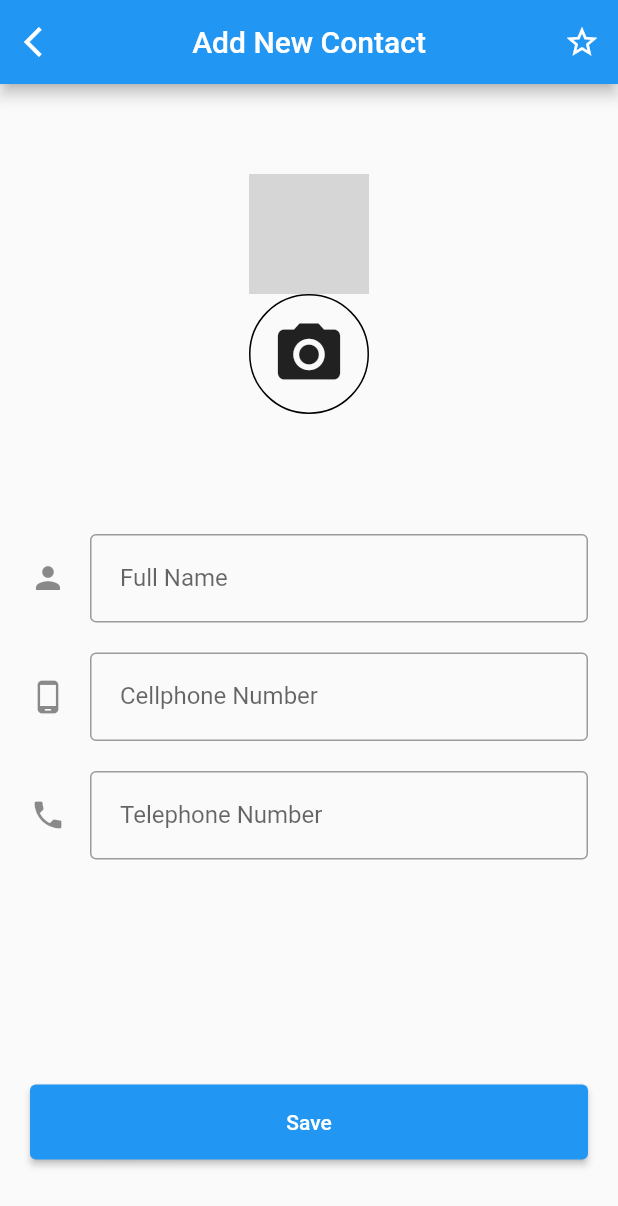
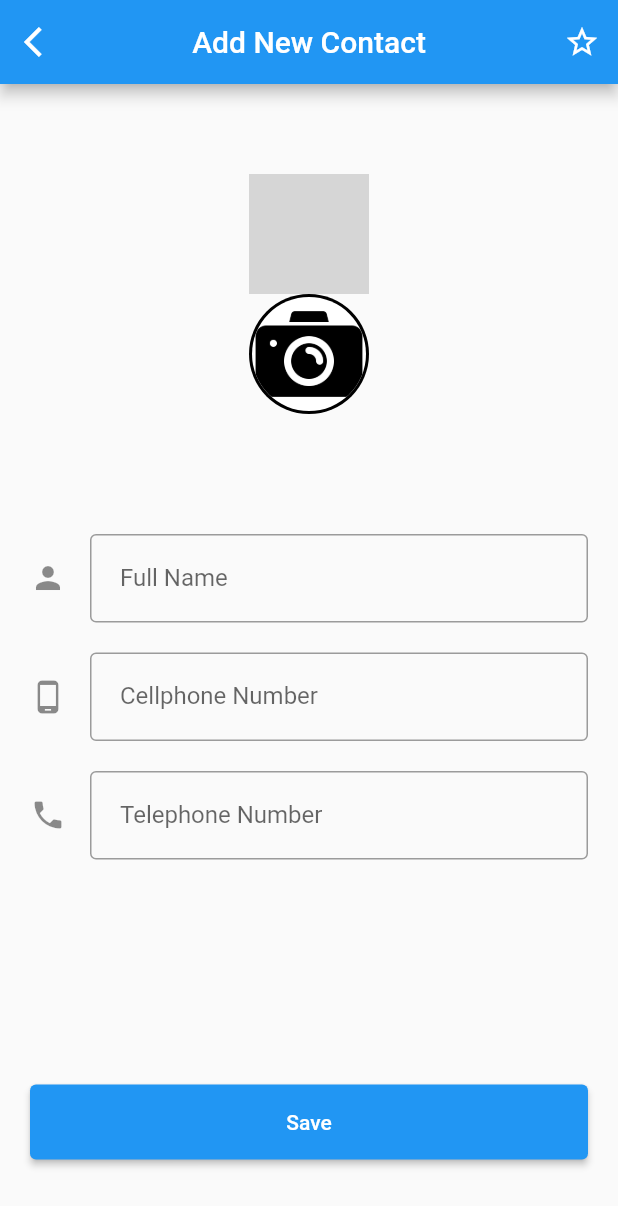
Before and after one commit to maleimings/MyContactApp, a Flutter app: the AddNewContact screen opened directly, on a phone screen of 412 x 824 dp. Shown: the top 1206 px of the screen. Run offline on Flutter 3.47's test engine with Material 2 defaults, Android fonts, the phone set to English and light mode, and no system bars; our stand-ins replace sqflite; missing offline and left inert: advance_image_picker; accounts and stored records are empty; grey boxes are pictures that could not be loaded.

Commit message:
show camera icon for user

```diff
--- a/lib/add_new_contact.dart
+++ b/lib/add_new_contact.dart
@@ -62,31 +62,14 @@ class AddNewContactState extends State<AddNewContact> {
           child: Column(
             children: [
               Padding(padding: const EdgeInsets.only(top: 60),
-                child: Image.file(File(_avatar.isNotEmpty ? _avatar[0].modifiedPath : 'asset/image/default.png'), height: 80, fit: BoxFit.cover,),),
+                child: Image.file(File(_avatar.isNotEmpty ? _avatar[0].modifiedPath : 'assets/images/default.png'), height: 80, fit: BoxFit.cover,),),
               Center(
-                child: Container(
-                  width: 80,
-                  height: 80,
-                  alignment: Alignment.center,
-                  decoration: BoxDecoration(
-                    border: Border.all(
-                      color: Colors.black,
-                    ),
-                    shape: BoxShape.circle,
-                  ),
-                  child: Center(
-                      child: SizedBox(
-                    height: 80,
-                    width: 80,
-                    child: IconButton(
-                      icon: const Icon(
-                        Icons.photo_camera,
-                        size: 50,
-                      ),
-                      onPressed: () async {
+                child: Center(
+                    child: GestureDetector(
+                      onTap: () async {
                         final List<ImageObject> imageObjects = await Navigator.of(context)
                             .push(PageRouteBuilder(pageBuilder: (context, animation, __) {
-                              return const ImagePicker(maxCount: 1,);
+                          return const ImagePicker(maxCount: 1,);
                         }));
 
                         if (imageObjects.isNotEmpty) {
@@ -95,9 +78,16 @@ class AddNewContactState extends State<AddNewContact> {
                           });
                         }
                       },
+                      child: CircleAvatar(
+                        radius: 40,
+                        foregroundColor: Colors.transparent,
+                      backgroundColor: Colors.black,
+                      child: CircleAvatar(backgroundImage: Image.asset('assets/images/default.png').image,
+                        radius: 38,
+                        foregroundColor: Colors.transparent,
+                      backgroundColor: Colors.white,),),
                     ),
-                  )),
-                ),
+                  ),
               ),
               Padding(
                 padding: const EdgeInsets.only(top: 80, right: 20, left: 20),
--- a/pubspec.yaml
+++ b/pubspec.yaml
@@ -63,8 +63,8 @@ flutter:
   uses-material-design: true
 
   # To add assets to your application, add an assets section, like this:
-  # assets:
-  #   - images/a_dot_burr.jpeg
+  assets:
+    - assets/images/default.png
   #   - images/a_dot_ham.jpeg
 
   # An image asset can refer to one or more resolution-specific "variants", see
```
Also changed, not shown: assets/images/default.png (added), 1 other file.
